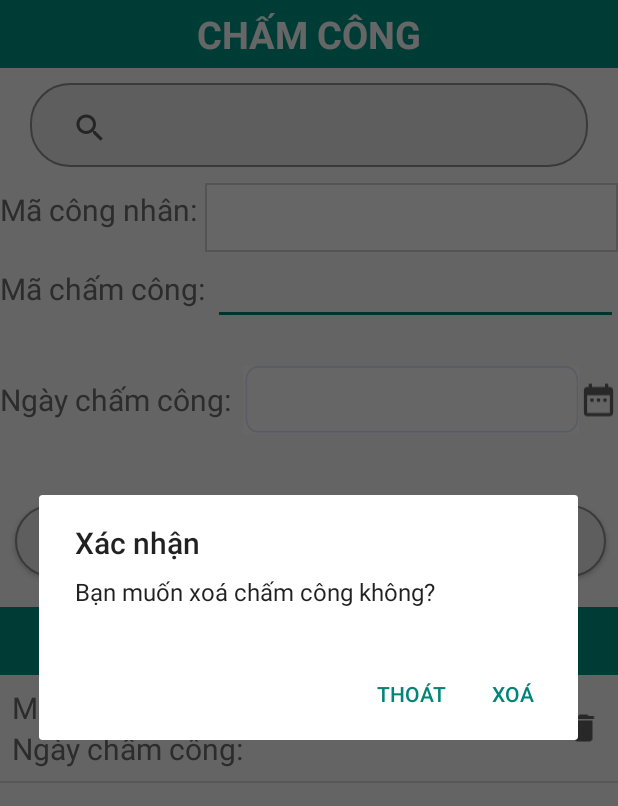
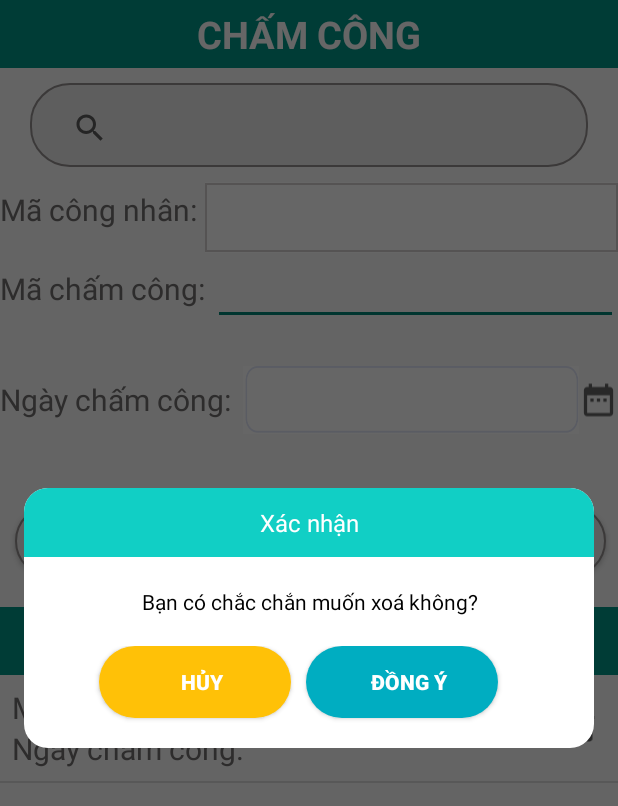
Before and after one commit to nvnptit/MobileGK17, an Android app: the ChamCongActivity screen opened directly, with no data from a screen before it, after a tap on an icon or button, on a phone screen of 412 x 824 dp. Shown: the top 806 px of the screen. Run offline under Robolectric (Android 15) with nearby library versions, the phone set to English and light mode, and no system bars; plain views replace CircularProgressButton; 5 statements that could not run were skipped; 3 other taps on this screen came first.

Commit message:
update 24-04-2022

```diff
--- a/app/src/main/java/com/nvn/mobilegk17/activity/ChamCongActivity.java
+++ b/app/src/main/java/com/nvn/mobilegk17/activity/ChamCongActivity.java
@@ -1,17 +1,23 @@
 package com.nvn.mobilegk17.activity;
 
 import android.app.DatePickerDialog;
+import android.app.Dialog;
 import android.app.SearchManager;
 import android.content.Context;
 import android.content.DialogInterface;
 import android.content.Intent;
+import android.graphics.Color;
+import android.graphics.drawable.ColorDrawable;
 import android.os.Build;
 import android.os.Bundle;
 import android.text.Editable;
 import android.text.TextUtils;
 import android.text.TextWatcher;
+import android.view.Gravity;
 import android.view.Menu;
 import android.view.View;
+import android.view.Window;
+import android.view.WindowManager;
 import android.widget.AdapterView;
 
 
@@ -252,25 +258,9 @@ public class ChamCongActivity extends AppCompatActivity {
             displayToast("Chấm công đã có chi tiết chấm công. Không thể xoá");
             return;
         }
-
-        AlertDialog.Builder b = new AlertDialog.Builder(this);
-        b.setTitle("Xác nhận");
-        b.setMessage("Bạn muốn xoá chấm công không?");
-        b.setPositiveButton("Xoá", new DialogInterface.OnClickListener() {
-            public void onClick(DialogInterface dialog, int id) {
-                database.xoaDuLieu(chamCong);
-                loadAll();
-                displayToast("Đã xoá chấm công: " + chamCong.getMaChamCong());
-
-            }
-        });
-        b.setNegativeButton("Thoát", new DialogInterface.OnClickListener() {
-            public void onClick(DialogInterface dialog, int id) {
-                dialog.cancel();
-            }
-        });
-        AlertDialog al = b.create();
-        al.show();
+        database.xoaDuLieu(chamCong);
+        loadAll();
+        displayToast("Đã xoá chấm công: " + chamCong.getMaChamCong());
     }
 
     private void lvDanhSachOnItemClickEvent(AdapterView<?> adapterView, View view, int i, long l) {
--- a/app/src/main/java/com/nvn/mobilegk17/adapter/CustomAdapterChamCong.java
+++ b/app/src/main/java/com/nvn/mobilegk17/adapter/CustomAdapterChamCong.java
@@ -1,9 +1,15 @@
 package com.nvn.mobilegk17.adapter;
 
+import android.app.Dialog;
 import android.content.Context;
+import android.graphics.Color;
+import android.graphics.drawable.ColorDrawable;
+import android.view.Gravity;
 import android.view.LayoutInflater;
 import android.view.View;
 import android.view.ViewGroup;
+import android.view.Window;
+import android.view.WindowManager;
 import android.widget.ArrayAdapter;
 import android.widget.Filter;
 import android.widget.Filterable;
@@ -61,7 +67,38 @@ public class CustomAdapterChamCong extends ArrayAdapter<ChamCong> implements Fil
         tvNgayChamCong.setText(chamCong.getNgayChamCong());
 
         imXoaChamCong.setOnClickListener(view -> {
-            ((ChamCongActivity) context).xoaChamCong(chamCong);
+            com.apachat.loadingbutton.core.customViews.CircularProgressButton btnDongY, btnHuy;
+            final Dialog dialog = new Dialog(getContext());
+            dialog.requestWindowFeature(Window.FEATURE_NO_TITLE);
+            dialog.setContentView(R.layout.layout_dialog_confirm);
+            btnDongY = dialog.findViewById(R.id.btnDongY);
+            btnHuy = dialog.findViewById(R.id.btnHuy);
+            TextView noidung = dialog.findViewById(R.id.noidung);
+            noidung.setText("Bạn có chắc chắn muốn xoá không?");
+            Window window = dialog.getWindow();
+            if (window == null) {
+                return;
+            } else {
+                window.setLayout(WindowManager.LayoutParams.MATCH_PARENT, WindowManager.LayoutParams.WRAP_CONTENT);
+                window.setBackgroundDrawable(new ColorDrawable(Color.TRANSPARENT));
+                WindowManager.LayoutParams windowAttributes = window.getAttributes();
+                windowAttributes.gravity = Gravity.CENTER;
+                window.setAttributes(windowAttributes);
+                dialog.setCancelable(false);
+                dialog.show();
+                btnDongY.setOnClickListener(new View.OnClickListener() {
+                    @Override
+                    public void onClick(View view) {
+                        ((ChamCongActivity) context).xoaChamCong(chamCong);
+                    }
+                });
+                btnHuy.setOnClickListener(new View.OnClickListener() {
+                    @Override
+                    public void onClick(View view) {
+                        dialog.dismiss();
+                    }
+                });
+            }
         });
 
         return convertView;
@@ -82,5 +119,4 @@ public class CustomAdapterChamCong extends ArrayAdapter<ChamCong> implements Fil
         }
         notifyDataSetChanged();
     }
-
 }
--- a/app/src/main/res/layout/layout_dialog_confirm.xml
+++ b/app/src/main/res/layout/layout_dialog_confirm.xml
@@ -17,6 +17,7 @@
         android:background="@drawable/bg_blue_corner_top_left_right"/>
 
         <TextView
+            android:id="@+id/noidung"
             android:padding="20dp"
             android:layout_width="match_parent"
             android:layout_height="wrap_content"
```
Also changed, not shown: app/src/main/java/com/nvn/mobilegk17/activity/ChiTietChamCongActivity.java (+3 -19 lines), app/src/main/java/com/nvn/mobilegk17/activity/ChiTietSanPhamActivity.java (+45 -20 lines), app/src/main/java/com/nvn/mobilegk17/activity/MainActivity.java (+6 -1 lines), app/src/main/java/com/nvn/mobilegk17/adapter/CustomAdapterChiTietChamCong.java (+39 -1 lines).
